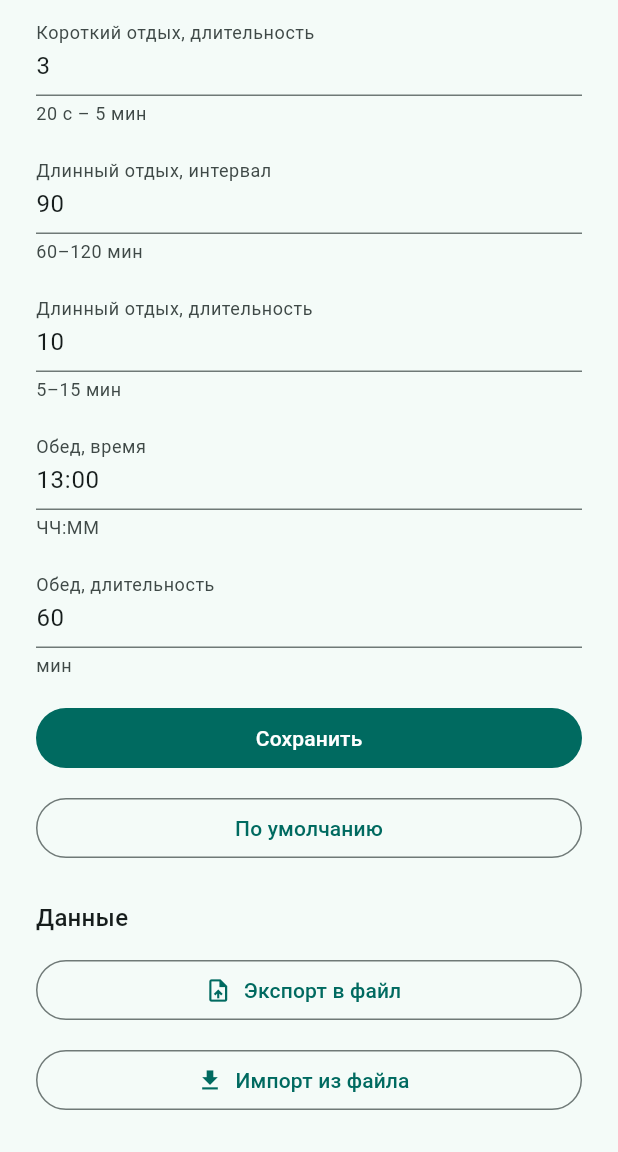
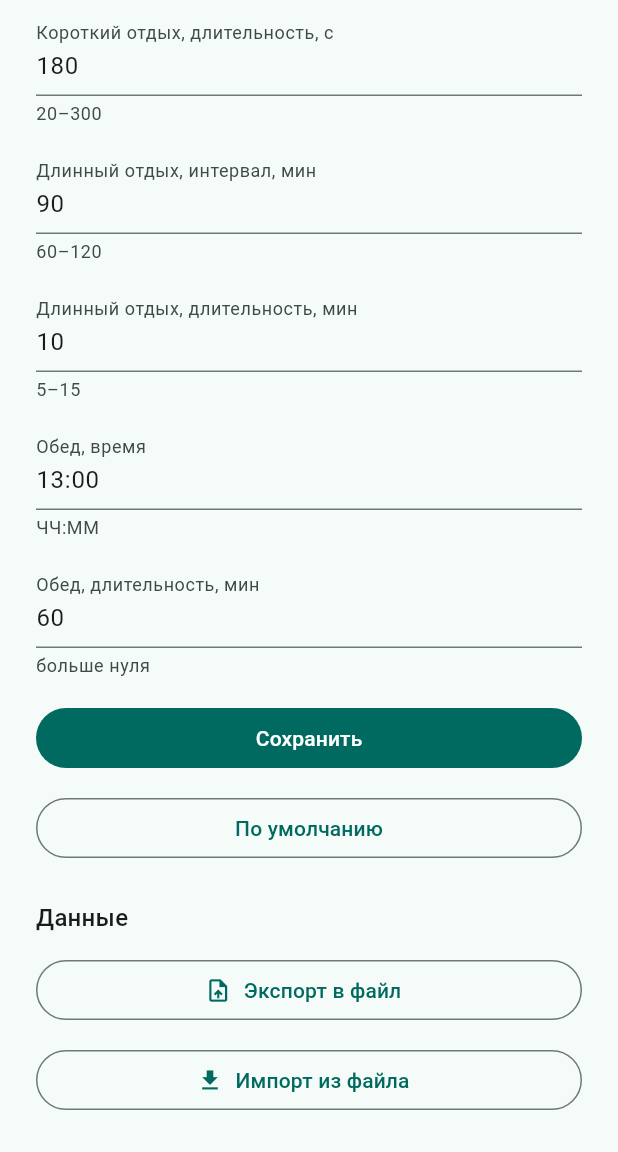
Before and after one commit to Cugap/WorkRestTimeBalancer, a Flutter app: the SettingsScreen screen opened directly with empty values, scrolled down 460 dp, on a phone screen of 412 x 824 dp, the part 84-1236 px from its top. Run offline on Flutter 3.47's test engine with Material 3 defaults, Android fonts, the phone set to English and light mode, and no system bars; our stand-ins replace file_picker, flutter_local_notifications, shared_preferences, timezone; missing offline and left inert: dart:ffi, tray_manager, win32_registry; accounts and stored records are empty.

Commit message:
name the finish action and the units of the settings fields
The tray menu said only «Завершить», which reads as «close the app», and
the main screen button was just as terse; both now say «Завершить рабочий
день».

Every duration field shows its unit in the label, and the short rest
duration takes seconds: its lower bound is 20 seconds, which in minutes
would be a fraction.

Co-authored-by: Copilot <223556219+Copilot@users.noreply.github.com>

```diff
--- a/app/lib/src/desktop/desktop_shell.dart
+++ b/app/lib/src/desktop/desktop_shell.dart
@@ -19,7 +19,6 @@ import 'package:win32_registry/win32_registry.dart';
 import 'package:work_rest_core/work_rest_core.dart';
 
 import '../clock.dart';
-import '../labels.dart';
 import '../window_activation.dart';
 
 /// Автозапуск вместе с системой. Ядро хранит только настройку, а запись в
@@ -200,8 +199,9 @@ final class DesktopShell with TrayListener implements DesktopPreferences {
     final canFinish = snapshot.availableCommands.contains(
       WorkDayCommand.finish,
     );
-    // Текст берётся из общего набора подписей: одно место для всех кнопок.
-    final finishLabel = commandLabel(WorkDayCommand.finish, snapshot.phase);
+    // В меню трея нет экрана вокруг пункта, поэтому подпись называет предмет
+    // целиком: «Завершить» без контекста читается как «закрыть приложение».
+    const finishLabel = 'Завершить рабочий день';
     return [
       MenuItem(key: openItemKey, label: 'Открыть приложение'),
       MenuItem(
--- a/app/lib/src/labels.dart
+++ b/app/lib/src/labels.dart
@@ -44,7 +44,7 @@ String commandLabel(
     phase == WorkDayPhase.finished ? 'Начать новый рабочий день' : 'Начать',
   WorkDayCommand.pause => 'Пауза',
   WorkDayCommand.resume => 'Продолжить',
-  WorkDayCommand.finish => 'Завершить',
+  WorkDayCommand.finish => 'Завершить рабочий день',
   WorkDayCommand.startRest =>
     restKind == RestKind.meal ? 'Начать обед' : 'Начать отдых',
   WorkDayCommand.finishRest => 'Закончить сейчас',
--- a/app/lib/src/settings_screen.dart
+++ b/app/lib/src/settings_screen.dart
@@ -103,7 +103,7 @@ class _SettingsScreenState extends State<SettingsScreen> {
     _controllers[_Field.shortRestInterval]!.text = _minutesText(
       settings.shortRestInterval,
     );
-    _controllers[_Field.shortRestDuration]!.text = _minutesText(
+    _controllers[_Field.shortRestDuration]!.text = _secondsText(
       settings.shortRestDuration,
     );
     _controllers[_Field.longRestInterval]!.text = _minutesText(
@@ -133,7 +133,7 @@ class _SettingsScreenState extends State<SettingsScreen> {
     if (shortRestInterval == null) {
       return _reportFormat(_Field.shortRestInterval);
     }
-    final shortRestDuration = _parseMinutes(_text(_Field.shortRestDuration));
+    final shortRestDuration = _parseSeconds(_text(_Field.shortRestDuration));
     if (shortRestDuration == null) {
       return _reportFormat(_Field.shortRestDuration);
     }
@@ -386,21 +386,23 @@ class _SettingsScreenState extends State<SettingsScreen> {
   String _label(_Field field) => switch (field) {
     _Field.workStart => 'Начало рабочего окна',
     _Field.workEnd => 'Конец рабочего окна',
-    _Field.shortRestInterval => 'Короткий отдых, интервал',
-    _Field.shortRestDuration => 'Короткий отдых, длительность',
-    _Field.longRestInterval => 'Длинный отдых, интервал',
-    _Field.longRestDuration => 'Длинный отдых, длительность',
+    _Field.shortRestInterval => 'Короткий отдых, интервал, мин',
+    _Field.shortRestDuration => 'Короткий отдых, длительность, с',
+    _Field.longRestInterval => 'Длинный отдых, интервал, мин',
+    _Field.longRestDuration => 'Длинный отдых, длительность, мин',
     _Field.mealStart => 'Обед, время',
-    _Field.mealDuration => 'Обед, длительность',
+    _Field.mealDuration => 'Обед, длительность, мин',
   };
 
   String _hint(_Field field) => switch (field) {
     _Field.workStart || _Field.workEnd || _Field.mealStart => 'ЧЧ:ММ',
-    _Field.shortRestInterval => '20–30 мин',
-    _Field.shortRestDuration => '20 с – 5 мин',
-    _Field.longRestInterval => '60–120 мин',
-    _Field.longRestDuration => '5–15 мин',
-    _Field.mealDuration => 'мин',
+    _Field.shortRestInterval => '20–30',
+    // Длительность короткого отдыха вводится в секундах: нижняя граница
+    // 20 секунд в минутах была бы дробным числом.
+    _Field.shortRestDuration => '20–300',
+    _Field.longRestInterval => '60–120',
+    _Field.longRestDuration => '5–15',
+    _Field.mealDuration => 'больше нуля',
   };
 
   String _minutesText(Duration duration) {
@@ -410,6 +412,18 @@ class _SettingsScreenState extends State<SettingsScreen> {
     }
     final minutes = seconds / Duration.secondsPerMinute;
     return minutes
+        .toStringAsFixed(2)
+        .replaceFirst(RegExp(r'0+$'), '')
+        .replaceFirst(RegExp(r'\.$'), '');
+  }
+
+  String _secondsText(Duration duration) {
+    final milliseconds = duration.inMilliseconds;
+    if (milliseconds % Duration.millisecondsPerSecond == 0) {
+      return '${milliseconds ~/ Duration.millisecondsPerSecond}';
+    }
+    final seconds = milliseconds / Duration.millisecondsPerSecond;
+    return seconds
         .toStringAsFixed(2)
         .replaceFirst(RegExp(r'0+$'), '')
         .replaceFirst(RegExp(r'\.$'), '');
@@ -438,6 +452,16 @@ class _SettingsScreenState extends State<SettingsScreen> {
     }
     return Duration(
       milliseconds: (minutes * Duration.millisecondsPerMinute).round(),
+    );
+  }
+
+  Duration? _parseSeconds(String text) {
+    final seconds = double.tryParse(text.trim().replaceAll(',', '.'));
+    if (seconds == null || !seconds.isFinite || seconds.abs() > 1e6) {
+      return null;
+    }
+    return Duration(
+      milliseconds: (seconds * Duration.millisecondsPerSecond).round(),
     );
   }
 
```
Also changed, not shown: 3 other files.
